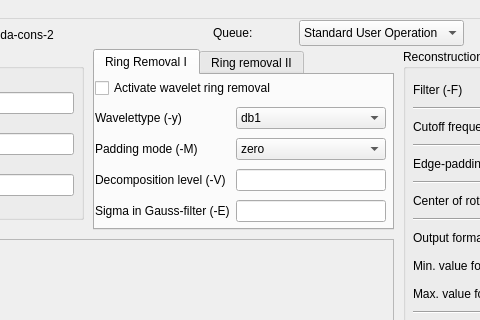
Above: ui_files/main.ui from gnudo/grecoman before the change; both pictures show x 537 to 1017 and y 0 to 320 of the 1251 by 945 pixel window. Below: the same form after it.
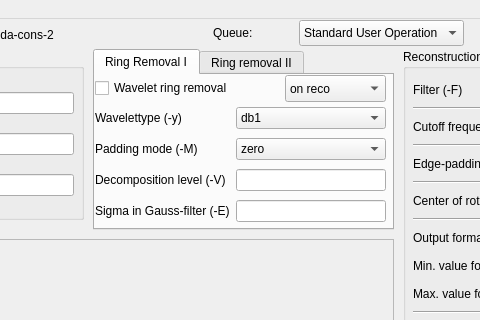
That is the form after the change. Icons and pictures are not drawn.

Commit message: CLOSED - task 68: Wavelet ring-filter not working for reconstructions http://github.com/gnudo/grecoman/issues/issue/68

```diff
--- a/ui_files/main.ui
+++ b/ui_files/main.ui
@@ -1619,7 +1619,7 @@
           </size>
          </property>
          <property name="text">
-          <string>Activate wavelet ring removal</string>
+          <string>Wavelet ring removal</string>
          </property>
         </widget>
        </item>
@@ -1653,6 +1653,26 @@
        </item>
       </layout>
      </widget>
+     <widget class="QComboBox" name="waveletfilterdest">
+      <property name="geometry">
+       <rect>
+        <x>190</x>
+        <y>0</y>
+        <width>101</width>
+        <height>27</height>
+       </rect>
+      </property>
+      <item>
+       <property name="text">
+        <string>on reco</string>
+       </property>
+      </item>
+      <item>
+       <property name="text">
+        <string>on sino</string>
+       </property>
+      </item>
+     </widget>
     </widget>
     <widget class="QWidget" name="tab_2">
      <attribute name="title">
```
Left out of the diff: 2 changed lines with no effect on the pictures. The commit also changes 3 other files.
